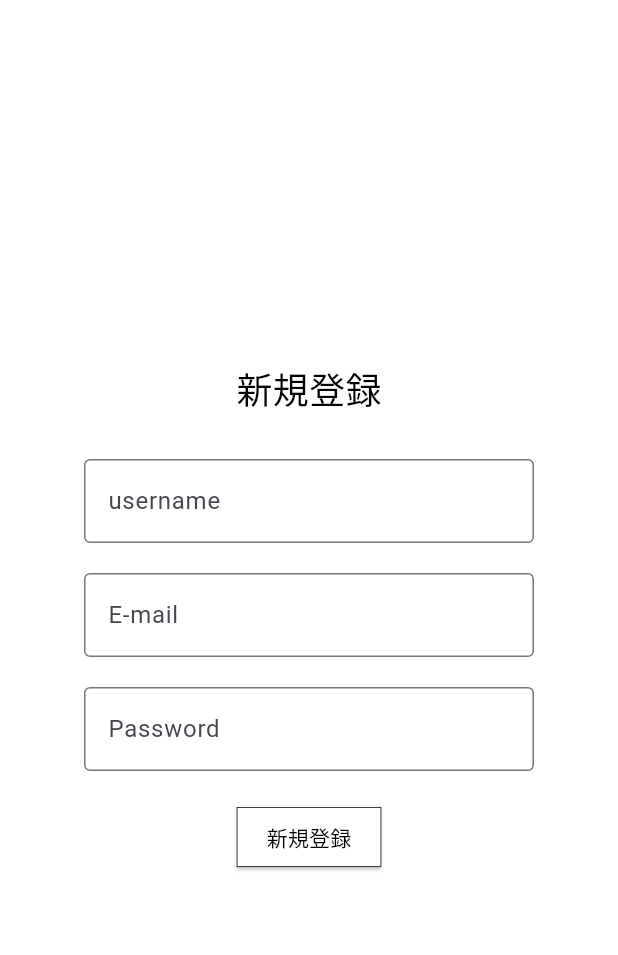
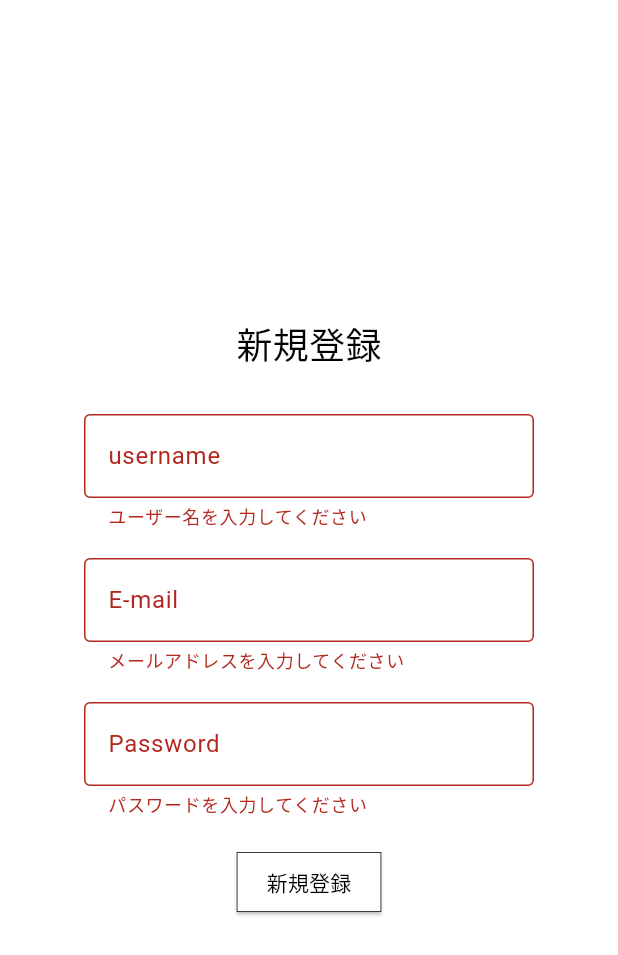
Before and after one commit to Tech-c2024/chat, a Flutter app: the screen it shows after launch, after a tap on "新規登録", on a phone screen of 412 x 824 dp. Shown: the top 955 px of the screen. Run offline on Flutter 3.47's test engine with Material 3 defaults, Android fonts, the phone set to English and light mode, and no system bars; our stand-ins replace cloud_firestore, firebase_auth, firebase_core; accounts and stored records are empty.

Commit message:
Add validator to CustomForm and update related files  - Added validator to CustomTextFormField (renamed to CustomForm). - Updated username field in signup_page.dart with validation logic for input format and non-empty value. - Added autovalidateMode to CustomForm for automatic validation. - Refactored CustomTextFormField usage to CustomForm in signup_page.dart, login_page.dart, group_join_page.dart, and group_create_page.dart. - Implemented form with GlobalKey support in CustomForm. - Enhanced validation rules for username, email, and password inputs in signup_page.dart.

```diff
--- /dev/null
+++ b/lib/custom_form.dart
@@ -0,0 +1,39 @@
+import 'package:flutter/material.dart';
+
+class CustomForm extends StatelessWidget {
+  final GlobalKey<FormState>? formKey;
+  final TextEditingController? controller;
+  final String? labelText;
+  final double width;
+  final String? Function(String?)? validator;
+  final AutovalidateMode autovalidateMode;
+
+  const CustomForm({
+    Key? key,
+    this.formKey,
+    this.labelText,
+    this.width = 300,
+    this.controller,
+    this.validator,
+    this.autovalidateMode = AutovalidateMode.always,
+  }) : super(key: key);
+
+  @override
+  Widget build(BuildContext context) {
+    return Form(
+      key: formKey ?? GlobalKey<FormState>(),
+      autovalidateMode: autovalidateMode,
+      child: Container(
+        width: width,
+        child: TextFormField(
+          controller: controller,
+          decoration: InputDecoration(
+            labelText: labelText,
+            border: OutlineInputBorder(),
+          ),
+          validator: validator,
+        ),
+      ),
+    );
+  }
+}
--- a/lib/custom_textformfield.dart
+++ /dev/null
@@ -1,28 +0,0 @@
-import 'package:flutter/material.dart';
-
-class CustomTextFormField extends StatelessWidget {
-  final TextEditingController? controller;
-  final String? labelText;
-  final double width;
-
-  const CustomTextFormField({
-    Key? key,
-    this.labelText,
-    this.width = 300,
-    this.controller,
-  }) : super(key: key);
-
-  @override
-  Widget build(BuildContext context) {
-    return Container(
-      width: width,
-      child: TextFormField(
-        controller: controller,
-        decoration: InputDecoration(
-          labelText: labelText,
-          border: OutlineInputBorder(),
-        ),
-      ),
-    );
-  }
-}
--- a/lib/login_page.dart
+++ b/lib/login_page.dart
@@ -3,8 +3,8 @@ import 'package:firebase_auth/firebase_auth.dart';
 import 'package:flutter/material.dart';
 
 import 'custom_button.dart';
+import 'custom_form.dart';
 import 'custom_pagelayout.dart';
-import 'custom_textformfield.dart';
 import 'group_main_page.dart';
 import 'signup_page.dart';
 
@@ -82,13 +82,12 @@ class _LoginPageState extends State<LoginPage> {
           ),
         ),
         SizedBox(height: 30),
-        CustomTextFormField(
+        CustomForm(
           labelText: 'Username or E-mail',
           controller: emailOrUsernameController,
         ),
         SizedBox(height: 20),
-        CustomTextFormField(
-            controller: passwordController, labelText: 'Password'),
+        CustomForm(controller: passwordController, labelText: 'Password'),
         SizedBox(height: 30),
         CustomElevatedButton(text: 'ログイン', onPressed: _login),
         SizedBox(height: 30),
--- a/lib/signup_page.dart
+++ b/lib/signup_page.dart
@@ -3,8 +3,8 @@ import 'package:firebase_auth/firebase_auth.dart';
 import 'package:flutter/material.dart';
 
 import 'custom_button.dart';
+import 'custom_form.dart';
 import 'custom_pagelayout.dart';
-import 'custom_textformfield.dart';
 import 'login_page.dart';
 
 class SignUpPage extends StatefulWidget {
@@ -66,19 +66,43 @@ class _SignUpPageState extends State<SignUpPage> {
           ),
         ),
         SizedBox(height: 30),
-        CustomTextFormField(
-          controller: usernameController,
-          labelText: 'username',
+        Form(
+          child: CustomForm(
+            controller: usernameController,
+            labelText: 'username',
+            validator: (value) {
+              if (value == null || value.isEmpty) {
+                return 'ユーザー名を入力してください';
+              }
+              if (RegExp(r'[^a-zA-Z0-9_]+').hasMatch(value)) {
+                return 'ユーザー名は半角英数字と_のみ使用できます';
+              }
+              return null;
+            },
+          ),
         ),
         SizedBox(height: 20),
-        CustomTextFormField(
+        CustomForm(
           controller: emailController,
           labelText: 'E-mail',
+          validator: (value) {
+            if (value == null || value.isEmpty) {
+              return 'メールアドレスを入力してください';
+            }
+            if (RegExp(r"[^a-zA-z0-9_@.-]").hasMatch(value)) {
+              return '正しいメールアドレスを入力してください';
+            }
+          },
         ),
         SizedBox(height: 20),
-        CustomTextFormField(
+        CustomForm(
           controller: passwordController,
           labelText: 'Password',
+          validator: (value) {
+            if (value == null || value.isEmpty) {
+              return 'パスワードを入力してください';
+            }
+          },
         ),
         SizedBox(height: 20),
         CustomElevatedButton(text: '新規登録', onPressed: _signUp),
```
Also changed, not shown: lib/group_create_page.dart (+8 -8 lines), lib/group_join_page.dart (+6 -6 lines).
